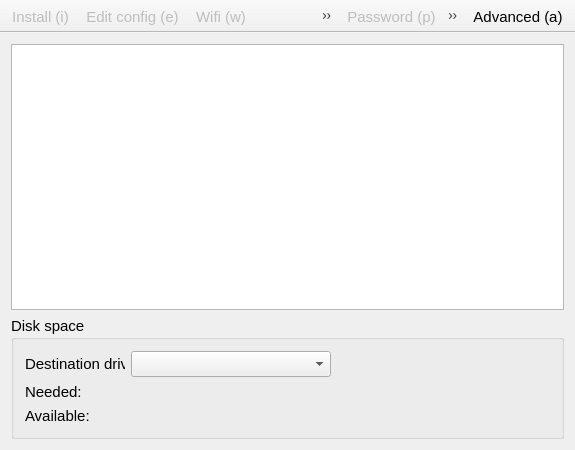
Above: recovery/mainwindow.ui from procount/pinn before the change. Below: the same form after it.
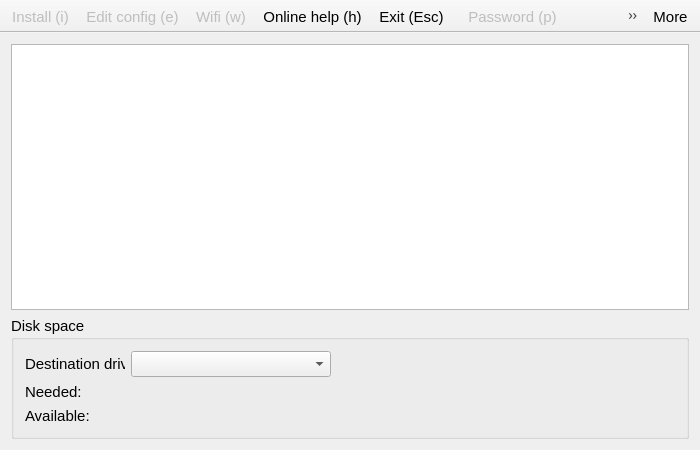
That is the form after the change. Icons and pictures are not drawn.

Commit message: Changed toolbar icon

```diff
--- a/recovery/mainwindow.ui
+++ b/recovery/mainwindow.ui
@@ -6,7 +6,7 @@
    <rect>
     <x>0</x>
     <y>0</y>
-    <width>575</width>
+    <width>700</width>
     <height>450</height>
    </rect>
   </property>
@@ -160,6 +160,7 @@
    <addaction name="actionPassword"/>
    <addaction name="actionBackup"/>
    <addaction name="actionFschk"/>
+   <addaction name="actionRestore"/>
    <addaction name="actionClone"/>
   </widget>
   <widget class="QToolBar" name="advToolBar">
@@ -240,7 +241,7 @@
      <normaloff>:/icons/setting_tools.png</normaloff>:/icons/setting_tools.png</iconset>
    </property>
    <property name="text">
-    <string>Advanced (a)</string>
+    <string>More</string>
    </property>
    <property name="toolTip">
     <string>Advanced</string>
```
Left out of the diff: 6 changed lines with no effect on the pictures. The commit also changes 3 other files.
